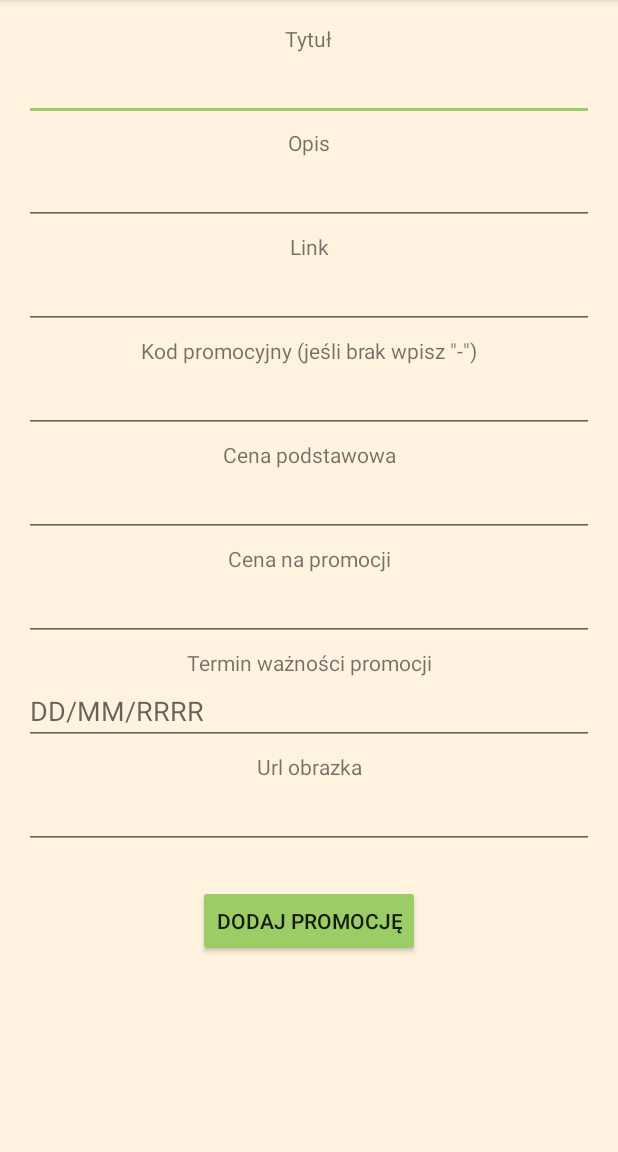
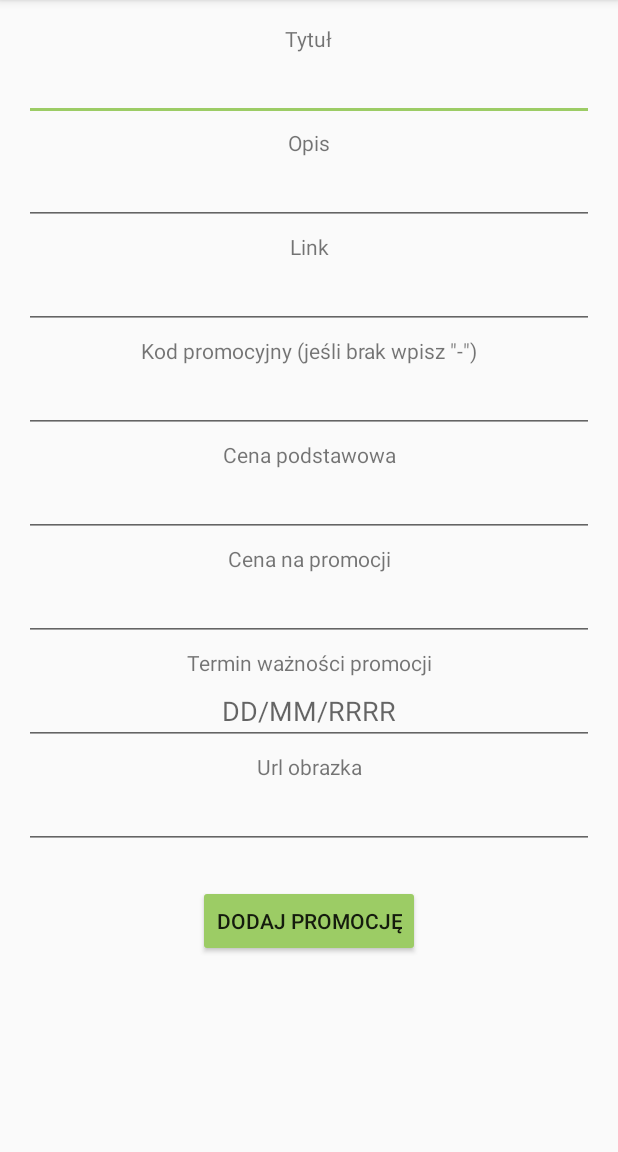
Before and after one commit to dgoleniewski/PromocjeApp, an Android app: the AddNewDiscount screen opened directly, with no data from a screen before it, on a phone screen of 412 x 824 dp, the part 84-1236 px from its top. Run offline under Robolectric (Android 15) with nearby library versions, the phone set to English and light mode, and no system bars; our stand-ins replace Firebase (no records; nobody signed in at launch, a user with empty details on screens opened directly).

Commit message:
Background color changes and screenshots

```diff
--- a/app/src/main/res/layout/activity_add_new_discount.xml
+++ b/app/src/main/res/layout/activity_add_new_discount.xml
@@ -4,7 +4,6 @@
     xmlns:tools="http://schemas.android.com/tools"
     android:layout_width="match_parent"
     android:layout_height="match_parent"
-    android:background="#FFF3E0"
     tools:context=".AddNewDiscount">
 
     <TextView
@@ -171,6 +170,7 @@
         android:ems="10"
         android:hint="DD/MM/RRRR"
         android:inputType="textPersonName"
+        android:textAlignment="center"
         app:layout_constraintEnd_toEndOf="parent"
         app:layout_constraintHorizontal_bias="0.5"
         app:layout_constraintStart_toStartOf="parent"
--- a/app/src/main/res/layout/activity_discount.xml
+++ b/app/src/main/res/layout/activity_discount.xml
@@ -4,7 +4,6 @@
     xmlns:tools="http://schemas.android.com/tools"
     android:layout_width="match_parent"
     android:layout_height="match_parent"
-    android:background="#FFF3E0"
     tools:context=".DiscountActivity">
 
     <ImageView
--- a/app/src/main/res/layout/activity_list_discounts.xml
+++ b/app/src/main/res/layout/activity_list_discounts.xml
@@ -4,7 +4,6 @@
     xmlns:tools="http://schemas.android.com/tools"
     android:layout_width="match_parent"
     android:layout_height="match_parent"
-    android:background="#FFF3E0"
     tools:context=".ListDiscountsActivity">
 
     <androidx.recyclerview.widget.RecyclerView
--- a/app/src/main/res/layout/activity_main.xml
+++ b/app/src/main/res/layout/activity_main.xml
@@ -4,7 +4,6 @@
     xmlns:tools="http://schemas.android.com/tools"
     android:layout_width="match_parent"
     android:layout_height="match_parent"
-    android:background="#FFF3E0"
     tools:context=".MainActivity">
 
     <EditText
--- a/app/src/main/res/layout/activity_register.xml
+++ b/app/src/main/res/layout/activity_register.xml
@@ -4,7 +4,6 @@
     xmlns:tools="http://schemas.android.com/tools"
     android:layout_width="match_parent"
     android:layout_height="match_parent"
-    android:background="#FFF3E0"
     tools:context=".RegisterActivity">
 
     <EditText
```
Also changed, not shown: 5 other files.
